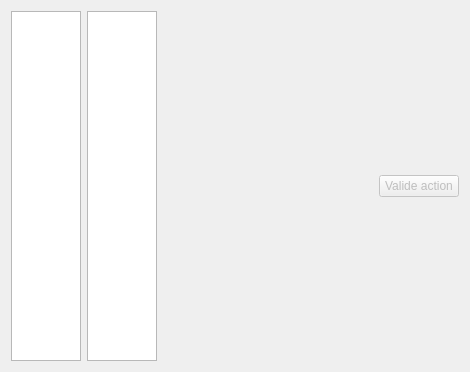
Old version of the form app/view/forms/actionsview.ui in the repository r0nd0ud0u/qt-rpg.
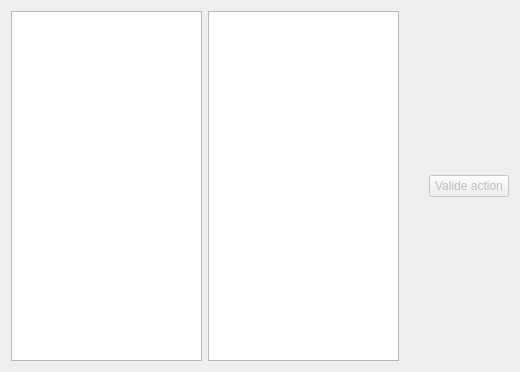
New version of the form. Custom widgets are drawn as their Qt base class.

The edit to the form file:
```diff
--- a/app/view/forms/actionsview.ui
+++ b/app/view/forms/actionsview.ui
@@ -6,7 +6,7 @@
    <rect>
     <x>0</x>
     <y>0</y>
-    <width>464</width>
+    <width>520</width>
     <height>372</height>
    </rect>
   </property>
@@ -70,18 +70,6 @@
        <verstretch>0</verstretch>
       </sizepolicy>
      </property>
-     <property name="minimumSize">
-      <size>
-       <width>210</width>
-       <height>0</height>
-      </size>
-     </property>
-     <property name="maximumSize">
-      <size>
-       <width>210</width>
-       <height>350</height>
-      </size>
-     </property>
      <layout class="QVBoxLayout" name="target_lay"/>
     </widget>
    </item>
@@ -97,6 +85,13 @@
    </item>
   </layout>
  </widget>
+ <customwidgets>
+  <customwidget>
+   <class>CompBigSecondaryButton</class>
+   <extends>QPushButton</extends>
+   <header location="global">CompButtons.h</header>
+  </customwidget>
+ </customwidgets>
  <resources/>
  <connections/>
 </ui>
```
Left out of the diff: 2 changed lines with no effect on the pictures.
